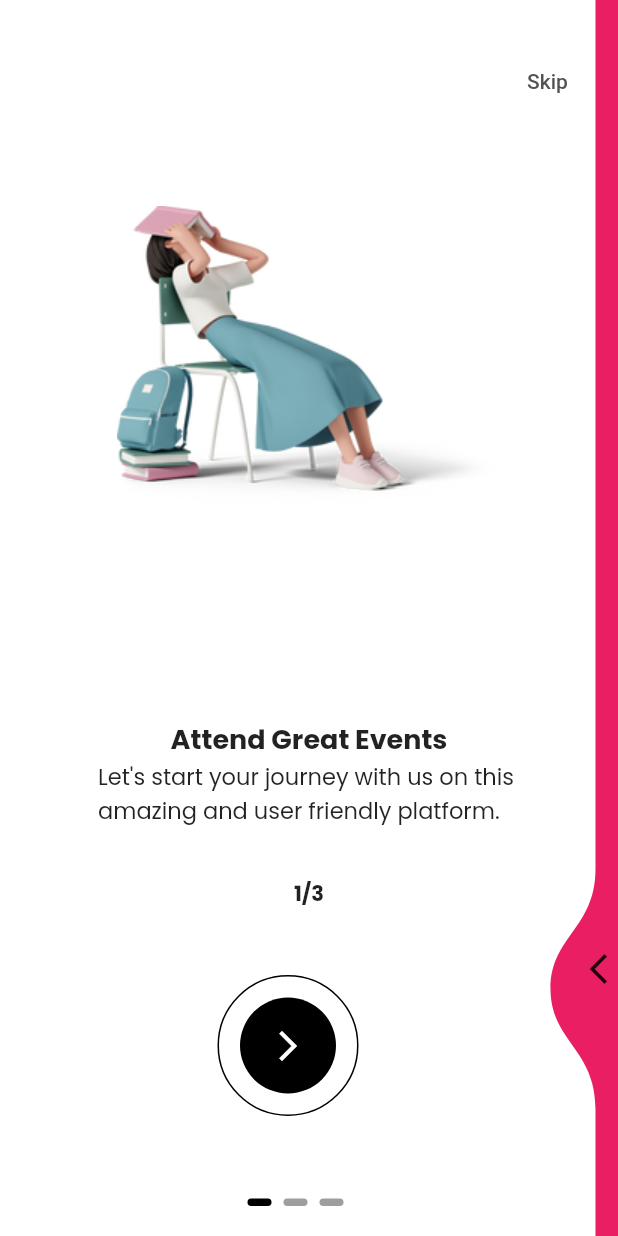
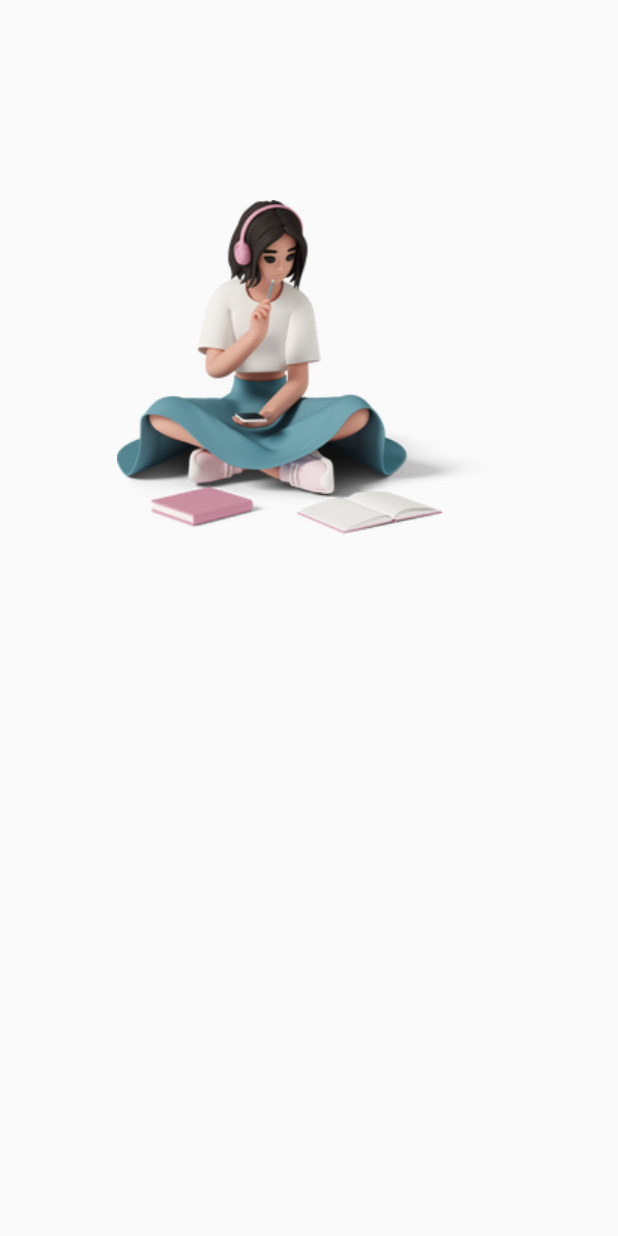
Before and after one commit to P-Asare/potential-login, a Flutter app: the screen it shows after launch, on a phone screen of 412 x 824 dp. Run offline on Flutter 3.47's test engine with Material 2 defaults, Android fonts, the phone set to English and light mode, and no system bars; drawn by our look-alikes of liquid_swipe, smooth_page_indicator; our stand-ins replace google_fonts.

Commit message:
add page image

```diff
--- a/lib/main.dart
+++ b/lib/main.dart
@@ -1,5 +1,6 @@
 import 'package:flutter/material.dart';
 import 'package:login_app/src/features/authentication/screens/splash_screen/splash_screen.dart';
+import 'package:login_app/src/features/authentication/screens/welcome_screen/welcome_screen.dart';
 import 'package:login_app/src/utils/themes/theme.dart';
 
 void main() {
@@ -16,7 +17,7 @@ class MyApp extends StatelessWidget {
       theme: AppTheme.lightTheme,
       darkTheme: AppTheme.darkTheme,
       themeMode: ThemeMode.system,
-      home: const SplashScreen(),
+      home: const WelcomeScreen(),
     );
   }
 }
--- a/lib/src/constants/image_strings.dart
+++ b/lib/src/constants/image_strings.dart
@@ -2,6 +2,11 @@
 
 const String splashImage = "assets/images/splash_image.png";
 const String splashIconImage = "assets/images/splash_icon.png";
+
+/*Onboarding images */
 const String onboardImage1 = "assets/images/onboard_image_1.png";
 const String onboardImage2 = "assets/images/onboard_image_2.png";
 const String onboardImage3 = "assets/images/onboard_image_3.png";
+
+/*Welcome screen */
+const String welcomeImage = "assets/images/sign_up_login_image_two.png";
--- a/lib/src/constants/text_strings.dart
+++ b/lib/src/constants/text_strings.dart
@@ -16,3 +16,8 @@ const String subTextOnBoard2 =
 const String mainTextOnBoard3 = "Engage with content";
 const String subTextOnBoard3 =
     "We provide ordered and up-to-date data\non university programmes";
+
+// Welcome Screen
+const String mainTextWelcome = "Construct your future";
+const String subTextWelcome =
+    "Let's put your education on the\ndevelopment highway";
--- /dev/null
+++ b/lib/src/features/authentication/screens/welcome_screen/welcome_screen.dart
@@ -0,0 +1,26 @@
+import 'package:flutter/material.dart';
+
+import '../../../../constants/image_strings.dart';
+
+class WelcomeScreen extends StatelessWidget {
+  const WelcomeScreen({super.key});
+
+  @override
+  Widget build(BuildContext context) {
+    final double screenHeight = MediaQuery.of(context).size.height;
+
+    return Scaffold(
+      body: Container(
+        child: Column(
+          children: [
+            Image(
+              image: const AssetImage(welcomeImage),
+              height: screenHeight * 0.6,
+            ),
+
+          ],
+        ),
+      ),
+    );
+  }
+}
```
Also changed, not shown: assets/images/sign_up_login_image.png (added), assets/images/sign_up_login_image_two.png (added).
